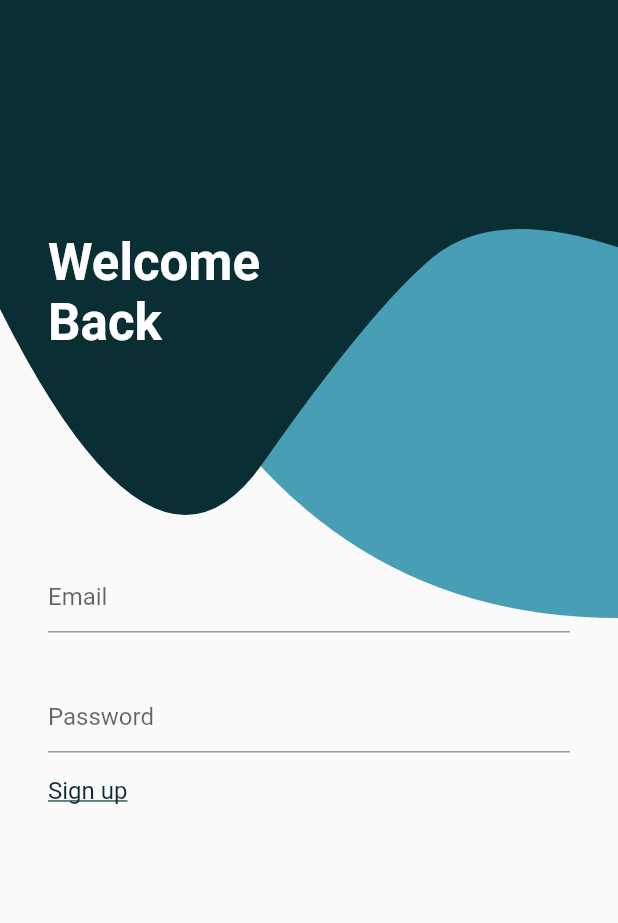
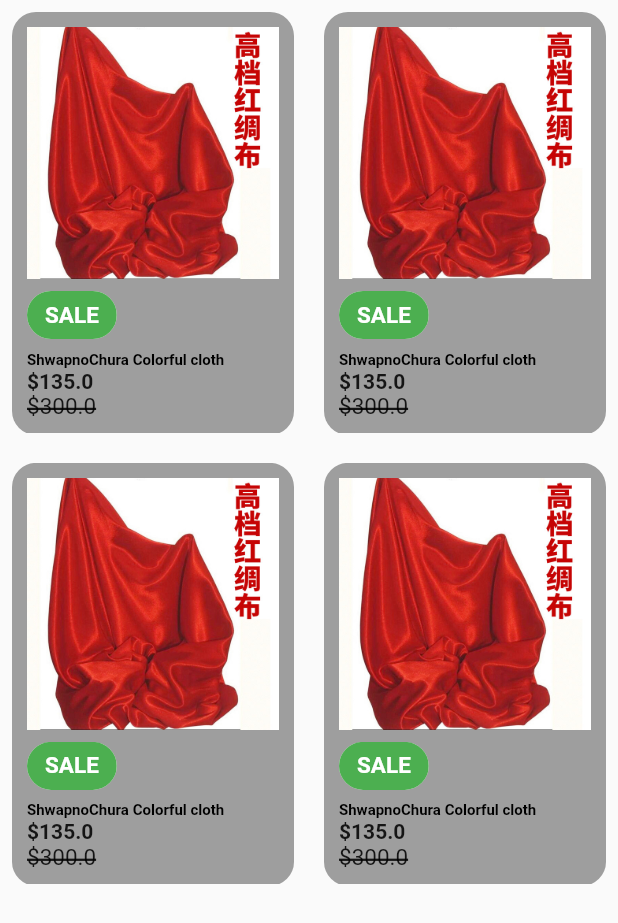
Before and after one commit to sazidd/advance_login_ui, a Flutter app: the screen it shows after launch, on a phone screen of 412 x 824 dp. Shown: the top 923 px of the screen. Run offline on Flutter 3.47's test engine with Material 2 defaults, Android fonts, the phone set to English and light mode, and no system bars.

Commit message:
2nd part

```diff
--- a/lib/background_painter.dart
+++ /dev/null
@@ -1,207 +0,0 @@
-import 'dart:math';
-import 'dart:ui';
-import 'package:flutter/cupertino.dart';
-import 'package:flutter/material.dart';
-import 'package:practice_project/confiq/palette.dart';
-
-class BackGroundPainter extends CustomPainter {
-  SpringCurve springCurve = SpringCurve();
-
-  BackGroundPainter({Animation<double> animation})
-      : bluePaint = Paint()
-          ..color = Palette.lightBlue
-          ..style = PaintingStyle.fill,
-        greyPaint = Paint()
-          ..color = Palette.darkBlue
-          ..style = PaintingStyle.fill,
-        orangePaint = Paint()
-          ..color = Palette.orange
-          ..style = PaintingStyle.fill,
-        liquidAnim = CurvedAnimation(
-          curve: Curves.elasticOut,
-          reverseCurve: Curves.easeInBack,
-          parent: animation,
-        ),
-        orangeAnim = CurvedAnimation(
-          parent: animation,
-          curve: const Interval(
-            0,
-            0.7,
-            curve: Interval(0, 0.8, curve: SpringCurve()),
-          ),
-          reverseCurve: Curves.linear,
-        ),
-        greyAnim = CurvedAnimation(
-          parent: animation,
-          curve: const Interval(
-            0,
-            0.8,
-            curve: Interval(0, 0.9, curve: SpringCurve()),
-          ),
-          reverseCurve: Curves.easeInCirc,
-        ),
-        blueAnim = CurvedAnimation(
-          parent: animation,
-          curve: const SpringCurve(),
-          reverseCurve: Curves.easeInCirc,
-        ),
-        super(repaint: animation);
-
-  final Animation<double> liquidAnim;
-  final Animation<double> blueAnim;
-  final Animation<double> greyAnim;
-  final Animation<double> orangeAnim;
-
-  final Paint bluePaint;
-  final Paint greyPaint;
-  final Paint orangePaint;
-
-  @override
-  void paint(Canvas canvas, Size size) {
-    paintBlue(canvas, size);
-    paintGrey(size, canvas);
-    paintOrange(size, canvas);
-
-  }
-
-  void paintBlue(Canvas canvas, Size size) {
-    final path = Path();
-    path.moveTo(size.width, size.height / 2);
-    path.lineTo(size.width, 0);
-    path.lineTo(0, 0);
-    path.lineTo(
-      0,
-      lerpDouble(0, size.height, blueAnim.value),
-    );
-
-    _addPointsToPath(path, [
-      Point(
-        lerpDouble(0, size.width / 3, blueAnim.value),
-        lerpDouble(0, size.height, blueAnim.value),
-      ),
-      Point(
-        lerpDouble(size.width / 2, size.width / 4 * 3, liquidAnim.value),
-        lerpDouble(size.height / 2, size.height / 4 * 3, liquidAnim.value),
-      ),
-      Point(size.width,
-          lerpDouble(size.height / 2, size.height * 3 / 4, liquidAnim.value)),
-    ]);
-    canvas.drawPath(path, bluePaint);
-  }
-  void paintGrey(Size size, Canvas canvas) {
-    final path = Path();
-    path.moveTo(size.width, 1500);
-    path.lineTo(size.width, 0);
-    path.lineTo(0, 0);
-    path.lineTo(
-      0,
-      lerpDouble(
-        size.height / 4,
-        size.height / 2,
-        greyAnim.value,
-      ),
-    );
-    _addPointsToPath(
-      path,
-      [
-        Point(
-          size.width / 4,
-          lerpDouble(size.height / 2, size.height * 3 / 4, liquidAnim.value),
-        ),
-        Point(
-          size.width * 3 / 5,
-          lerpDouble(size.height / 4, size.height / 2, liquidAnim.value),
-        ),
-        Point(
-          size.width * 4 / 5,
-          lerpDouble(size.height / 6, size.height / 3, greyAnim.value),
-        ),
-        Point(
-          size.width,
-          lerpDouble(size.height / 5, size.height / 4, greyAnim.value),
-        ),
-      ],
-    );
-
-    canvas.drawPath(path, greyPaint);
-  }
-
-    void paintOrange(Size size, Canvas canvas) {
-    if (orangeAnim.value > 0) {
-      final path = Path();
-
-      path.moveTo(size.width * 3 / 4, 0);
-      path.lineTo(0, 0);
-      path.lineTo(
-        0,
-        lerpDouble(0, size.height / 12, orangeAnim.value),
-      );
-
-      _addPointsToPath(path, [
-        Point(
-          size.width / 7,
-          lerpDouble(0, size.height / 6, liquidAnim.value),
-        ),
-        Point(
-          size.width / 3,
-          lerpDouble(0, size.height / 10, liquidAnim.value),
-        ),
-        Point(
-          size.width / 3 * 2,
-          lerpDouble(0, size.height / 8, liquidAnim.value),
-        ),
-        Point(
-          size.width * 3 / 4,
-          0,
-        ),
-      ]);
-
-      canvas.drawPath(path, orangePaint);
-    }
-  }
-
-  @override
-  bool shouldRepaint(CustomPainter oldDelegate) {
-    return true;
-  }
-
-  void _addPointsToPath(Path path, List<Point> points) {
-    if (points.length < 3) {
-      throw UnsupportedError('Need three or more points to create a path.');
-    }
-
-    for (var i = 0; i < points.length - 2; i++) {
-      final xc = (points[i].x + points[i + 1].x) / 2;
-      final yc = (points[i].y + points[i + 1].y) / 2;
-      path.quadraticBezierTo(points[i].x, points[i].y, xc, yc);
-    }
-
-    // connect the last two points
-    path.quadraticBezierTo(
-        points[points.length - 2].x,
-        points[points.length - 2].y,
-        points[points.length - 1].x,
-        points[points.length - 1].y);
-  }
-}
-
-class Point {
-  final double x;
-  final double y;
-
-  Point(this.x, this.y);
-}
-
-class SpringCurve extends Curve {
-  const SpringCurve({
-    this.a = 0.15,
-    this.w = 19.4,
-  });
-  final double a;
-  final double w;
-
-  @override
-  double transformInternal(double t) {
-    return (-(pow(e, -t / a) * cos(t * w)) + 1).toDouble();
-  }
-}
--- a/lib/confiq/palette.dart
+++ /dev/null
@@ -1,8 +0,0 @@
-import 'package:flutter/cupertino.dart';
-
-class Palette {
-  static const Color darkBlue = Color(0xff092E34);
-  static const Color lightBlue = Color(0xff489FB5);
-  static const Color orange = Color(0xffFFA62B);
-  static const Color darkOrange = Color(0xffCC7700);
-}
--- a/lib/main.dart
+++ b/lib/main.dart
@@ -1,5 +1,5 @@
 import 'package:flutter/material.dart';
-import 'package:practice_project/screens/auth/auth.dart';
+import 'package:practice_project/screens/product.dart';
 
 void main() => runApp(MyApp());
 
@@ -8,7 +8,7 @@ class MyApp extends StatelessWidget {
   Widget build(BuildContext context) {
     return MaterialApp(
       debugShowCheckedModeBanner: false,
-      home: AuthScreen(),
+      home: Product(),
     );
   }
 }
--- /dev/null
+++ b/lib/models/productModel.dart
@@ -0,0 +1,46 @@
+class Products {
+  final int id;
+  final String productDesc;
+  final String productImage;
+  final double disCountProductPrice;
+  final double productPrice;
+
+  Products({
+    this.id,
+    this.productDesc,
+    this.productImage,
+    this.disCountProductPrice,
+    this.productPrice,
+  });
+}
+
+List<Products> products = [
+  Products(
+    id: 1,
+    productDesc: "ShwapnoChura Colorful cloth",
+    productImage: "assets/images/cloth.jpg",
+    disCountProductPrice: 135,
+    productPrice: 300,
+  ),
+  Products(
+    id: 1,
+    productDesc: "ShwapnoChura Colorful cloth",
+    productImage: "assets/images/cloth.jpg",
+    disCountProductPrice: 135,
+    productPrice: 300,
+  ),
+  Products(
+    id: 1,
+    productDesc: "ShwapnoChura Colorful cloth",
+    productImage: "assets/images/cloth.jpg",
+    disCountProductPrice: 135,
+    productPrice: 300,
+  ),
+  Products(
+    id: 1,
+    productDesc: "ShwapnoChura Colorful cloth",
+    productImage: "assets/images/cloth.jpg",
+    disCountProductPrice: 135,
+    productPrice: 300,
+  ),
+];
--- a/lib/screens/auth/auth.dart
+++ /dev/null
@@ -1,48 +0,0 @@
-import 'package:flutter/material.dart';
-import 'package:practice_project/background_painter.dart';
-import 'package:practice_project/widget/signIn.dart';
-
-class AuthScreen extends StatefulWidget {
-  @override
-  _AuthScreenState createState() => _AuthScreenState();
-}
-
-class _AuthScreenState extends State<AuthScreen>
-    with SingleTickerProviderStateMixin {
-  AnimationController _controller;
-
-  @override
-  void initState() {
-    _controller =
-        AnimationController(vsync: this, duration: Duration(seconds: 2));
-    super.initState();
-  }
-
-  @override
-  void dispose() {
-    _controller.dispose();
-    super.dispose();
-  }
-
-  @override
-  Widget build(BuildContext context) {
-    return Scaffold(
-      body: Stack(
-        children: [
-          SizedBox.expand(
-            child: CustomPaint(
-              painter: BackGroundPainter(
-                animation: _controller.view,
-              ),
-            ),
-          ),
-          SignIn(
-            onRegisterClicked: () {
-              _controller.forward();
-            },
-          ),
-        ],
-      ),
-    );
-  }
-}
--- /dev/null
+++ b/lib/screens/product.dart
@@ -0,0 +1,34 @@
+import 'package:flutter/material.dart';
+import 'package:practice_project/models/productModel.dart';
+import 'package:practice_project/widgets/itemCard.dart';
+
+class Product extends StatefulWidget {
+  @override
+  _ProductState createState() => _ProductState();
+}
+
+class _ProductState extends State<Product> {
+  @override
+  Widget build(BuildContext context) {
+    return Scaffold(
+      body: Container(
+
+        child: Padding(
+          padding: const EdgeInsets.only(top: 8, left: 8, right: 8, bottom: 0),
+          child: GridView.builder(
+            itemCount: products.length,
+            gridDelegate: SliverGridDelegateWithFixedCrossAxisCount(
+              crossAxisCount: 2,
+              mainAxisSpacing: 20,
+              crossAxisSpacing: 20,
+              childAspectRatio: 0.67,
+            ),
+            itemBuilder: (context, index) => ItemCard(
+              product: products[index],
+            ),
+          ),
+        ),
+      ),
+    );
+  }
+}
--- a/lib/widget/loginTitle.dart
+++ /dev/null
@@ -1,20 +0,0 @@
-
-import 'package:flutter/material.dart';
-
-class LoginTitle extends StatelessWidget {
-  const LoginTitle({@required this.title});
-
-  final String title;
-
-  @override
-  Widget build(BuildContext context) {
-    return Text(
-      title,
-      style: const TextStyle(
-        color: Colors.white,
-        fontWeight: FontWeight.w600,
-        fontSize: 34,
-      ),
-    );
-  }
-}
--- a/lib/widget/signIn.dart
+++ /dev/null
@@ -1,72 +0,0 @@
-import 'package:flutter/material.dart';
-import 'package:practice_project/confiq/palette.dart';
-
-import 'loginTitle.dart';
-
-class SignIn extends StatelessWidget {
-
-
-   const SignIn({
-    Key key,
-    @required this.onRegisterClicked,
-  }) : super(key: key);
-
-  final VoidCallback onRegisterClicked;
-
-
-  @override
-  Widget build(BuildContext context) {
-    return Padding(
-      padding: const EdgeInsets.all(32.0),
-      child: Column(
-        children: [
-          const Expanded(
-            flex: 3,
-            child: Align(
-              alignment: Alignment.centerLeft,
-              child: LoginTitle(
-                title: 'Welcome\nBack',
-              ),
-            ),
-          ),
-          Expanded(
-            flex: 4,
-            child: ListView(
-              children: [
-                Padding(
-                  padding: const EdgeInsets.symmetric(vertical: 16),
-                  child: TextField(
-                    decoration: InputDecoration(hintText: 'Email'),
-                  ),
-                ),
-                Padding(
-                  padding: const EdgeInsets.symmetric(vertical: 16),
-                  child: TextField(
-                    decoration: InputDecoration(hintText: 'Password'),
-                  ),
-                ),
-                Align(
-                  alignment: Alignment.centerLeft,
-                  child: InkWell(
-                    splashColor: Colors.white,
-                    onTap: () {
-                      onRegisterClicked?.call();
-                    },
-                    child: const Text(
-                      'Sign up',
-                      style: TextStyle(
-                        fontSize: 16,
-                        decoration: TextDecoration.underline,
-                        color: Palette.darkBlue,
-                      ),
-                    ),
-                  ),
-                ),
-              ],
-            ),
-          ),
-        ],
-      ),
-    );
-  }
-}
--- /dev/null
+++ b/lib/widgets/itemCard.dart
@@ -0,0 +1,65 @@
+import 'package:flutter/material.dart';
+import 'package:practice_project/models/productModel.dart';
+
+class ItemCard extends StatelessWidget {
+  final Products product;
+  ItemCard({this.product});
+  @override
+  Widget build(BuildContext context) {
+    return ListView(
+      children: [
+        Expanded(
+          child: Column(
+            crossAxisAlignment: CrossAxisAlignment.start,
+            children: [
+              Container(
+                padding: EdgeInsets.all(10),
+                decoration: BoxDecoration(
+                  color: Colors.grey,
+                  borderRadius: BorderRadius.circular(16),
+                ),
+                child: Column(
+                  crossAxisAlignment: CrossAxisAlignment.start,
+                  children: [
+                    Image.asset(
+                      product.productImage,
+                      fit: BoxFit.cover,
+                    ),
+                    Chip(
+                        backgroundColor: Colors.green,
+                        label: Text(
+                          "SALE",
+                          style: TextStyle(
+                              fontSize: 15,
+                              color: Colors.white,
+                              fontWeight: FontWeight.bold),
+                        )),
+                    Text(
+                      product.productDesc,
+                      style: TextStyle(
+                        fontSize: 10,
+                        color: Colors.black,
+                        fontWeight: FontWeight.bold,
+                      ),
+                    ),
+                    Text(
+                      "\$${product.disCountProductPrice}",
+                      style: TextStyle(fontWeight: FontWeight.bold),
+                    ),
+                    Text(
+                      "\$${product.productPrice}",
+                      style: TextStyle(
+                          decoration: TextDecoration.lineThrough,
+                          decorationThickness: 2,
+                          fontSize: 15),
+                    ),
+                  ],
+                ),
+              ),
+            ],
+          ),
+        ),
+      ],
+    );
+  }
+}
--- a/pubspec.yaml
+++ b/pubspec.yaml
@@ -47,7 +47,8 @@ flutter:
   uses-material-design: true
 
   # To add assets to your application, add an assets section, like this:
-  ##  - assets/images/
+  assets:
+    - assets/images/cloth.jpg
 
   # An image asset can refer to one or more resolution-specific "variants", see
   # https://flutter.dev/assets-and-images/#resolution-aware.
```
Also changed, not shown: assets/images/cloth.jpg (added).
